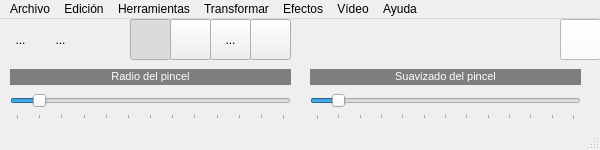
Above: mainwindow.ui from Scandel6/fotopaint before the change. Below: the same form after it.
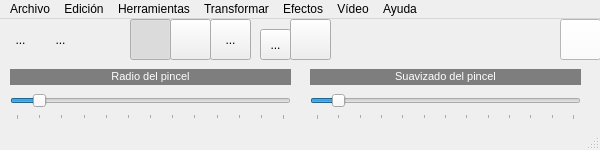
That is the form after the change. Icons and pictures are not drawn.

Patch:
```diff
--- a/mainwindow.ui
+++ b/mainwindow.ui
@@ -274,7 +274,7 @@
    <widget class="QToolButton" name="toolButton_6">
     <property name="geometry">
      <rect>
-      <x>250</x>
+      <x>290</x>
       <y>0</y>
       <width>41</width>
       <height>41</height>
@@ -339,6 +339,25 @@
      <bool>true</bool>
     </property>
    </widget>
+   <widget class="QToolButton" name="toolButton_8">
+    <property name="geometry">
+     <rect>
+      <x>260</x>
+      <y>10</y>
+      <width>31</width>
+      <height>31</height>
+     </rect>
+    </property>
+    <property name="text">
+     <string>...</string>
+    </property>
+    <property name="checkable">
+     <bool>true</bool>
+    </property>
+    <property name="autoExclusive">
+     <bool>true</bool>
+    </property>
+   </widget>
   </widget>
   <widget class="QMenuBar" name="menuBar">
    <property name="geometry">
```
Left out of the diff: 36 changed lines with no effect on the pictures.
